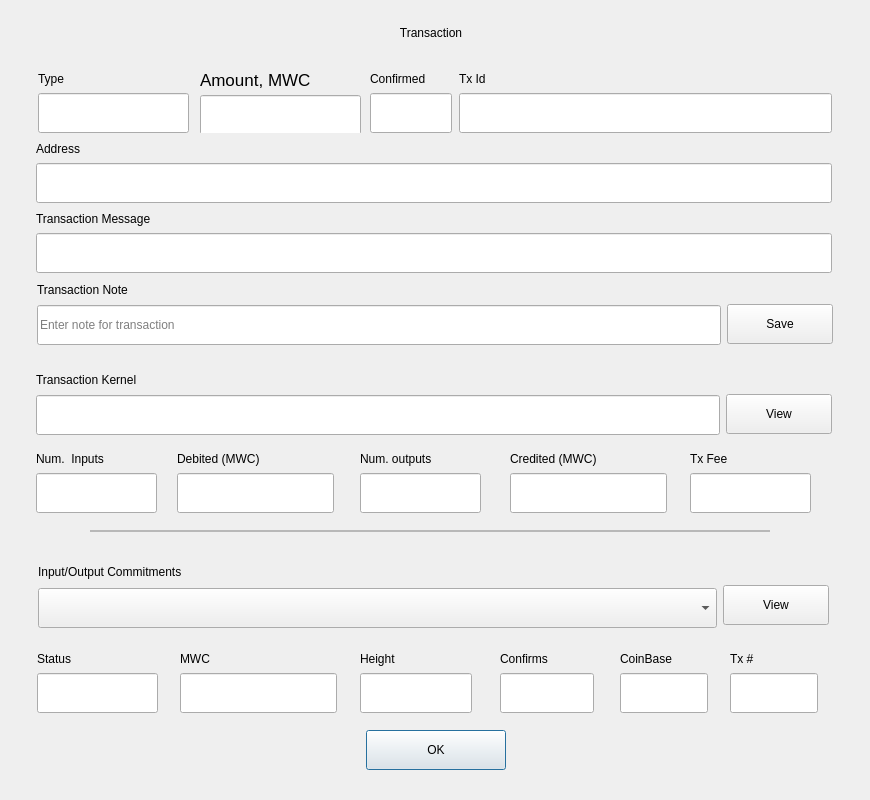
Old version of the form dialogs/e_showtransactiondlg.ui in the repository 0xkobe/mwc-wallet.
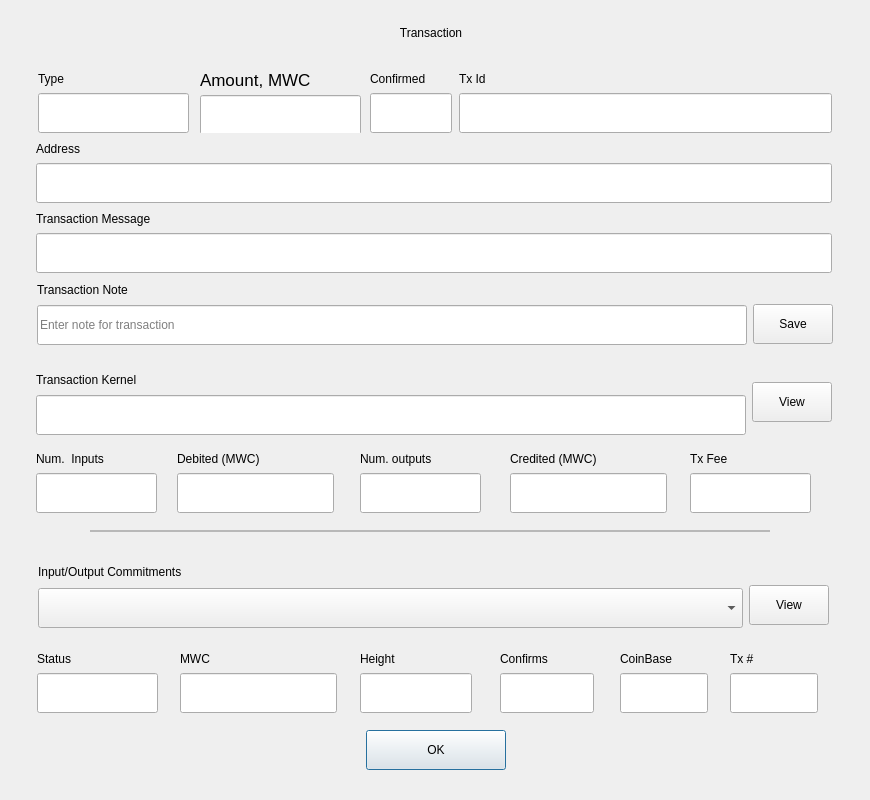
New version of the form. Custom widgets are drawn as their Qt base class.

Commit message: Adjust read-only fields in transactions and outputs dialogs so text appears closer to labels.

What changed in the file:
```diff
--- a/dialogs/e_showtransactiondlg.ui
+++ b/dialogs/e_showtransactiondlg.ui
@@ -284,6 +284,9 @@
         <property name="text">
          <string/>
         </property>
+        <property name="alignment">
+         <set>Qt::AlignLeading|Qt::AlignLeft|Qt::AlignTop</set>
+        </property>
         <property name="readOnly">
          <bool>true</bool>
         </property>
@@ -297,35 +300,29 @@
        <number>0</number>
       </property>
       <item>
-       <widget class="control::MwcLabelSmall" name="label_12">
-        <property name="sizePolicy">
-         <sizepolicy hsizetype="Fixed" vsizetype="Preferred">
-          <horstretch>0</horstretch>
-          <verstretch>0</verstretch>
-         </sizepolicy>
+       <spacer name="verticalSpacer">
+        <property name="orientation">
+         <enum>Qt::Vertical</enum>
         </property>
-        <property name="maximumSize">
+        <property name="sizeHint" stdset="0">
          <size>
-          <width>16777215</width>
-          <height>22</height>
+          <width>20</width>
+          <height>13</height>
          </size>
         </property>
-        <property name="text">
-         <string/>
-        </property>
-       </widget>
+       </spacer>
       </item>
       <item>
        <widget class="control::MwcPushButtonNormal" name="viewKernel">
         <property name="minimumSize">
          <size>
-          <width>106</width>
+          <width>80</width>
           <height>40</height>
          </size>
         </property>
         <property name="maximumSize">
          <size>
-          <width>106</width>
+          <width>80</width>
           <height>40</height>
          </size>
         </property>
@@ -343,6 +340,19 @@
         </property>
        </widget>
       </item>
+      <item>
+       <spacer name="verticalSpacer_2">
+        <property name="orientation">
+         <enum>Qt::Vertical</enum>
+        </property>
+        <property name="sizeHint" stdset="0">
+         <size>
+          <width>17</width>
+          <height>13</height>
+         </size>
+        </property>
+       </spacer>
+      </item>
      </layout>
     </item>
    </layout>
@@ -1243,13 +1253,13 @@
        <widget class="control::MwcPushButtonNormal" name="saveButton">
         <property name="minimumSize">
          <size>
-          <width>106</width>
+          <width>80</width>
           <height>40</height>
          </size>
         </property>
         <property name="maximumSize">
          <size>
-          <width>106</width>
+          <width>80</width>
           <height>40</height>
          </size>
         </property>
@@ -1428,13 +1438,13 @@
        <widget class="control::MwcPushButtonNormal" name="viewCommit">
         <property name="minimumSize">
          <size>
-          <width>106</width>
+          <width>80</width>
           <height>40</height>
          </size>
         </property>
         <property name="maximumSize">
          <size>
-          <width>106</width>
+          <width>80</width>
           <height>40</height>
          </size>
         </property>
```
Left out of the diff: 51 changed lines with no effect on the pictures. The commit also changes 1 other file.
